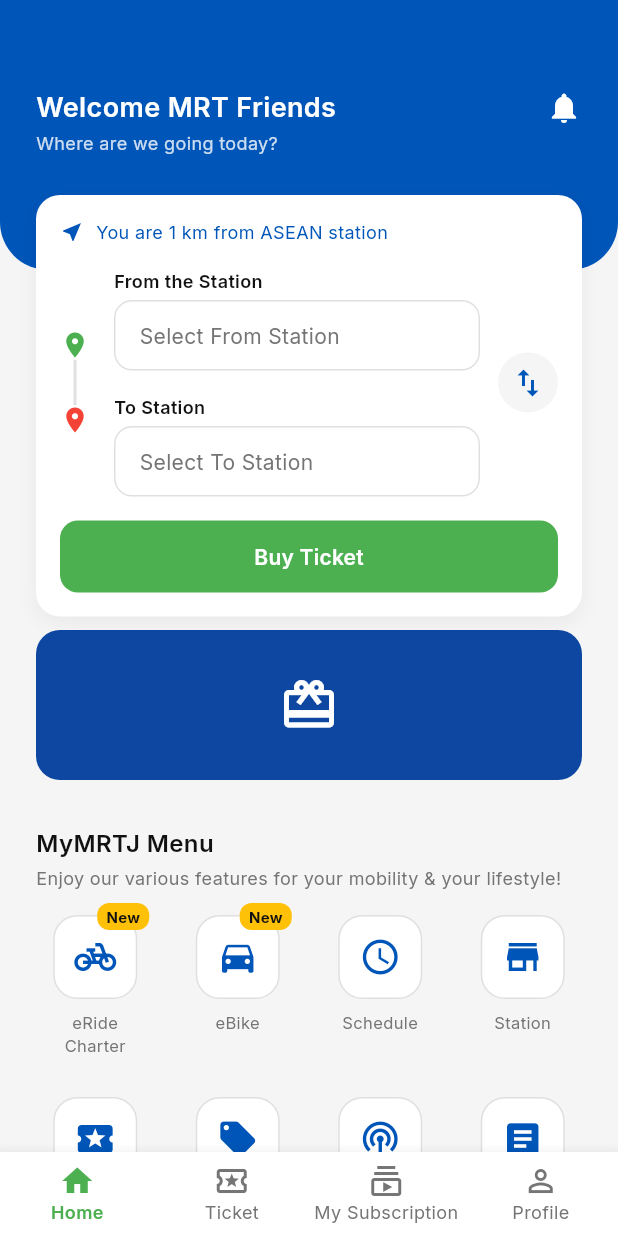
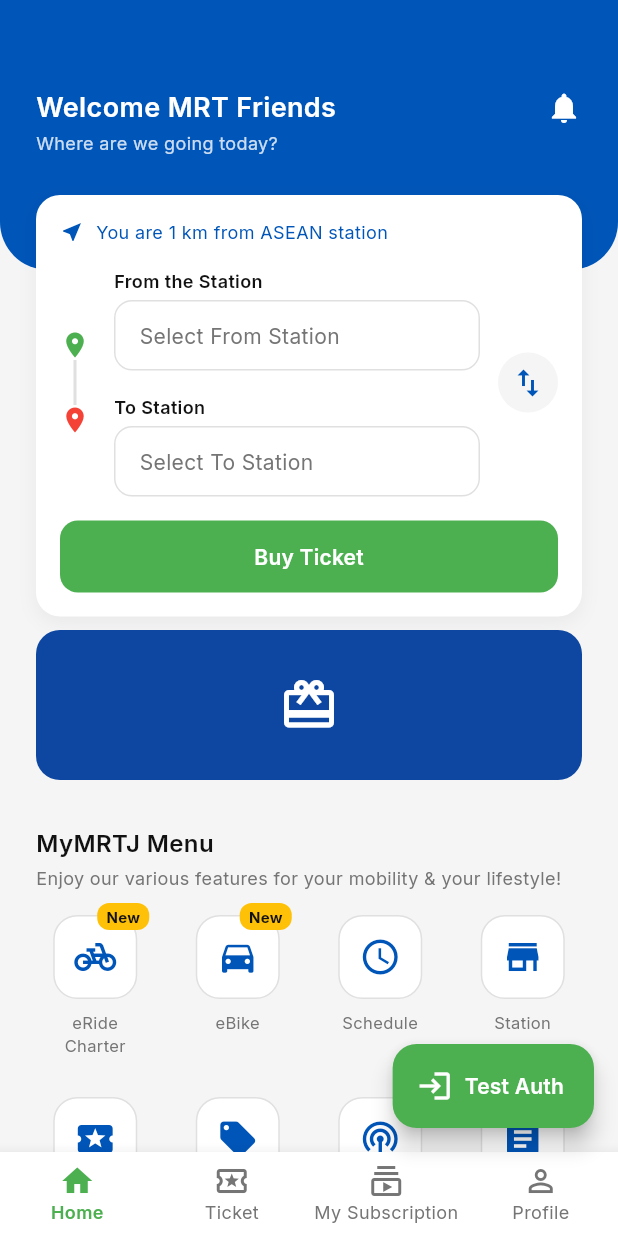
Before and after one commit to Arroziqi/mrt-clone, a Flutter app: the screen it shows after launch, on a phone screen of 412 x 824 dp. Run offline on Flutter 3.47's test engine with Material 3 defaults, Android fonts, the phone set to English and light mode, and no system bars; our stand-ins replace equatable, flutter_bloc, go_router, google_fonts.

Commit message:
complete phase 1 Core Layout & Authentication (Current Focus)

```diff
--- a/lib/features/profile/presentation/widgets/profile_header.dart
+++ b/lib/features/profile/presentation/widgets/profile_header.dart
@@ -44,11 +44,11 @@
                     const SizedBox(height: 4),
                     Text(
                       '+6285179876206',
-                      style: AppTextStyle.bodySmall.copyWith(color: AppColors.surface.withOpacity(0.9)),
+                      style: AppTextStyle.bodySmall.copyWith(color: AppColors.surface.withValues(alpha: 0.9)),
                     ),
                     Text(
                       'ahmadarroziqi@gmail.com',
-                      style: AppTextStyle.bodySmall.copyWith(color: AppColors.surface.withOpacity(0.9)),
+                      style: AppTextStyle.bodySmall.copyWith(color: AppColors.surface.withValues(alpha: 0.9)),
                     ),
                   ],
                 ),
@@ -79,7 +79,7 @@
                       width: 40,
                       height: 16,
                       decoration: BoxDecoration(
-                        color: Colors.white.withOpacity(0.3),
+                        color: Colors.white.withValues(alpha: 0.3),
                         borderRadius: BorderRadius.circular(8),
                       ),
                     ),
--- a/lib/shared/widget/main_scaffold.dart
+++ b/lib/shared/widget/main_scaffold.dart
@@ -4,6 +4,10 @@
 import '../../features/ticket/presentation/pages/ticket_empty_page.dart';
 import '../../features/subscription/presentation/pages/subscription_empty_page.dart';
 import '../../features/profile/presentation/pages/profile_wrapper.dart'; // We'll create this to handle auth/unauth profile
+import 'package:flutter_bloc/flutter_bloc.dart';
+import '../../features/auth/presentation/bloc/auth_bloc.dart';
+import '../../features/auth/presentation/bloc/auth_event.dart';
+import '../../features/auth/presentation/bloc/auth_state.dart';
 
 class MainScaffold extends StatefulWidget {
   const MainScaffold({super.key});
@@ -39,6 +43,23 @@
         currentIndex: _currentIndex,
         onTap: _onTabTapped,
       ),
+      floatingActionButton: BlocBuilder<AuthBloc, AuthState>(
+        builder: (context, state) {
+          final isAuthenticated = state is Authenticated;
+          return FloatingActionButton.extended(
+            onPressed: () {
+              if (isAuthenticated) {
+                context.read<AuthBloc>().add(LoggedOut());
+              } else {
+                context.read<AuthBloc>().add(const LoggedIn(phoneNumber: 'debug', password: 'debug'));
+              }
+            },
+            icon: Icon(isAuthenticated ? Icons.logout : Icons.login),
+            label: Text(isAuthenticated ? 'Test Unauth' : 'Test Auth'),
+            backgroundColor: isAuthenticated ? Colors.redAccent : Colors.green,
+          );
+        },
+      ),
     );
   }
 }
```
Also changed, not shown: lib/features/auth/presentation/pages/login_page.dart (+19 -2 lines), lib/features/profile/presentation/pages/profile_page.dart (+5 -6 lines), lib/features/profile/presentation/widgets/general_menu.dart (+5 -5 lines), lib/shared/widget/list_tile_item.dart (+4 -4 lines).
